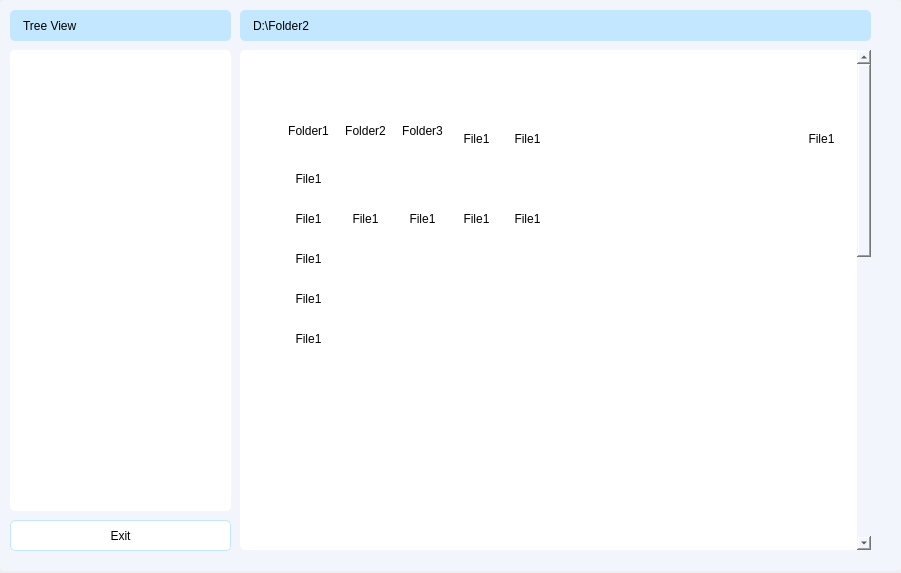
Qt form fileExplorer.ui (hdkhang6803/PC_Remote_Control) before a commit.
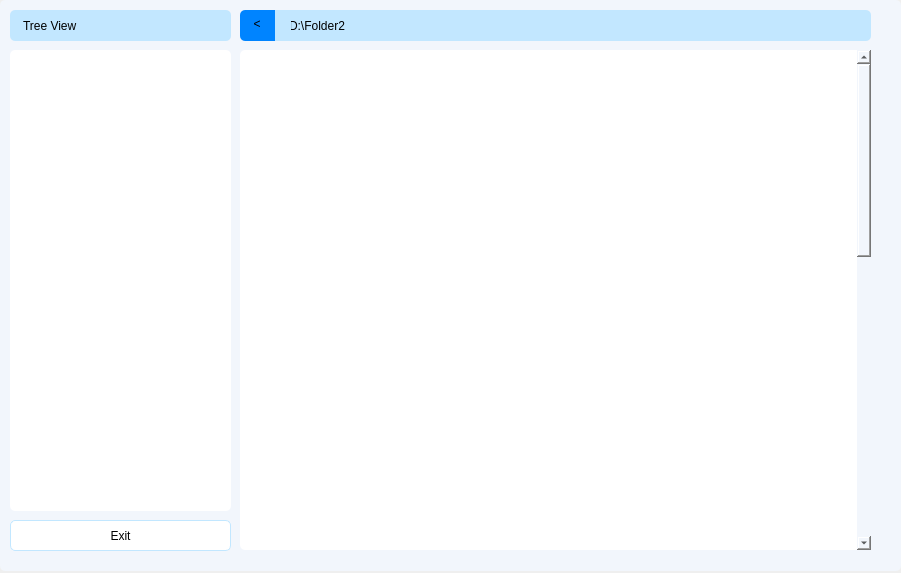
The same form after that commit. Icons and pictures are not drawn.

```diff
--- a/fileExplorer.ui
+++ b/fileExplorer.ui
@@ -66,9 +66,9 @@
    <widget class="QLabel" name="Path">
     <property name="geometry">
      <rect>
-      <x>240</x>
+      <x>280</x>
       <y>10</y>
-      <width>631</width>
+      <width>591</width>
       <height>31</height>
      </rect>
     </property>
@@ -76,7 +76,7 @@
      <string notr="true">background-color: rgb(194, 231, 255);
 border: 1px #000000;
 border-radius: 5px;
-padding-left: 10px;
+padding-left: 6px;
 font: 600 11pt &quot;UTM Avo&quot;;</string>
     </property>
     <property name="text">
@@ -195,22 +195,6 @@
                </property>
               </widget>
              </item>
-             <item>
-              <widget class="QLabel" name="Label_20">
-               <property name="maximumSize">
-                <size>
-                 <width>100</width>
-                 <height>50</height>
-                </size>
-               </property>
-               <property name="text">
-                <string>File1</string>
-               </property>
-               <property name="alignment">
-                <set>Qt::AlignCenter</set>
-               </property>
-              </widget>
-             </item>
             </layout>
            </item>
            <item row="2" column="0">
@@ -240,22 +224,6 @@
                </property>
               </widget>
              </item>
-             <item>
-              <widget class="QLabel" name="Label_4">
-               <property name="maximumSize">
-                <size>
-                 <width>100</width>
-                 <height>50</height>
-                </size>
-               </property>
-               <property name="text">
-                <string>File1</string>
-               </property>
-               <property name="alignment">
-                <set>Qt::AlignCenter</set>
-               </property>
-              </widget>
-             </item>
             </layout>
            </item>
            <item row="2" column="1">
@@ -285,22 +253,6 @@
                </property>
               </widget>
              </item>
-             <item>
-              <widget class="QLabel" name="Label_5">
-               <property name="maximumSize">
-                <size>
-                 <width>100</width>
-                 <height>50</height>
-                </size>
-               </property>
-               <property name="text">
-                <string>File1</string>
-               </property>
-               <property name="alignment">
-                <set>Qt::AlignCenter</set>
-               </property>
-              </widget>
-             </item>
             </layout>
            </item>
            <item row="2" column="3">
@@ -330,22 +282,6 @@
                </property>
               </widget>
              </item>
-             <item>
-              <widget class="QLabel" name="label">
-               <property name="maximumSize">
-                <size>
-                 <width>100</width>
-                 <height>50</height>
-                </size>
-               </property>
-               <property name="text">
-                <string>File1</string>
-               </property>
-               <property name="alignment">
-                <set>Qt::AlignCenter</set>
-               </property>
-              </widget>
-             </item>
             </layout>
            </item>
            <item row="0" column="4">
@@ -380,22 +316,6 @@
                </property>
               </widget>
              </item>
-             <item>
-              <widget class="QLabel" name="Label_2">
-               <property name="maximumSize">
-                <size>
-                 <width>100</width>
-                 <height>50</height>
-                </size>
-               </property>
-               <property name="text">
-                <string>File1</string>
-               </property>
-               <property name="alignment">
-                <set>Qt::AlignCenter</set>
-               </property>
-              </widget>
-             </item>
             </layout>
            </item>
            <item row="0" column="0">
@@ -433,22 +353,6 @@
                </property>
               </widget>
              </item>
-             <item>
-              <widget class="QLabel" name="Folder1_label">
-               <property name="maximumSize">
-                <size>
-                 <width>100</width>
-                 <height>50</height>
-                </size>
-               </property>
-               <property name="text">
-                <string>Folder1</string>
-               </property>
-               <property name="alignment">
-                <set>Qt::AlignCenter</set>
-               </property>
-              </widget>
-             </item>
             </layout>
            </item>
            <item row="3" column="0">
@@ -478,22 +382,6 @@
                </property>
               </widget>
              </item>
-             <item>
-              <widget class="QLabel" name="Label_22">
-               <property name="maximumSize">
-                <size>
-                 <width>100</width>
-                 <height>50</height>
-                </size>
-               </property>
-               <property name="text">
-                <string>File1</string>
-               </property>
-               <property name="alignment">
-                <set>Qt::AlignCenter</set>
-               </property>
-              </widget>
-             </item>
             </layout>
            </item>
            <item row="2" column="4">
@@ -523,22 +411,6 @@
                </property>
               </widget>
              </item>
-             <item>
-              <widget class="QLabel" name="Label_8">
-               <property name="maximumSize">
-                <size>
-                 <width>100</width>
-                 <height>50</height>
-                </size>
-               </property>
-               <property name="text">
-                <string>File1</string>
-               </property>
-               <property name="alignment">
-                <set>Qt::AlignCenter</set>
-               </property>
-              </widget>
-             </item>
             </layout>
            </item>
            <item row="0" column="2">
@@ -573,22 +445,6 @@
                </property>
               </widget>
              </item>
-             <item>
-              <widget class="QLabel" name="Folder3_label">
-               <property name="maximumSize">
-                <size>
-                 <width>100</width>
-                 <height>50</height>
-                </size>
-               </property>
-               <property name="text">
-                <string>Folder3</string>
-               </property>
-               <property name="alignment">
-                <set>Qt::AlignCenter</set>
-               </property>
-              </widget>
-             </item>
             </layout>
            </item>
            <item row="0" column="1">
@@ -623,22 +479,6 @@
                </property>
               </widget>
              </item>
-             <item>
-              <widget class="QLabel" name="Folder2_label">
-               <property name="maximumSize">
-                <size>
-                 <width>100</width>
-                 <height>50</height>
-                </size>
-               </property>
-               <property name="text">
-                <string>Folder2</string>
-               </property>
-               <property name="alignment">
-                <set>Qt::AlignCenter</set>
-               </property>
-              </widget>
-             </item>
             </layout>
            </item>
            <item row="0" column="6">
@@ -673,22 +513,6 @@
                </property>
               </widget>
              </item>
-             <item>
-              <widget class="QLabel" name="Label_19">
-               <property name="maximumSize">
-                <size>
-                 <width>100</width>
-                 <height>50</height>
-                </size>
-               </property>
-               <property name="text">
-                <string>File1</string>
-               </property>
-               <property name="alignment">
-                <set>Qt::AlignCenter</set>
-               </property>
-              </widget>
-             </item>
             </layout>
            </item>
            <item row="6" column="0">
@@ -731,22 +555,6 @@
                </property>
               </widget>
              </item>
-             <item>
-              <widget class="QLabel" name="Label_6">
-               <property name="maximumSize">
-                <size>
-                 <width>100</width>
-                 <height>50</height>
-                </size>
-               </property>
-               <property name="text">
-                <string>File1</string>
-               </property>
-               <property name="alignment">
-                <set>Qt::AlignCenter</set>
-               </property>
-              </widget>
-             </item>
             </layout>
            </item>
            <item row="5" column="0">
@@ -776,22 +584,6 @@
                </property>
               </widget>
              </item>
-             <item>
-              <widget class="QLabel" name="Label_21">
-               <property name="maximumSize">
-                <size>
-                 <width>100</width>
-                 <height>50</height>
-                </size>
-               </property>
-               <property name="text">
-                <string>File1</string>
-               </property>
-               <property name="alignment">
-                <set>Qt::AlignCenter</set>
-               </property>
-              </widget>
-             </item>
             </layout>
            </item>
            <item row="0" column="5">
@@ -839,22 +631,6 @@
                </property>
               </widget>
              </item>
-             <item>
-              <widget class="QLabel" name="File1_label">
-               <property name="maximumSize">
-                <size>
-                 <width>100</width>
-                 <height>50</height>
-                </size>
-               </property>
-               <property name="text">
-                <string>File1</string>
-               </property>
-               <property name="alignment">
-                <set>Qt::AlignCenter</set>
-               </property>
-              </widget>
-             </item>
             </layout>
            </item>
            <item row="1" column="0">
@@ -884,22 +660,6 @@
                </property>
               </widget>
              </item>
-             <item>
-              <widget class="QLabel" name="Label_23">
-               <property name="maximumSize">
-                <size>
-                 <width>100</width>
-                 <height>50</height>
-                </size>
-               </property>
-               <property name="text">
-                <string>File1</string>
-               </property>
-               <property name="alignment">
-                <set>Qt::AlignCenter</set>
-               </property>
-              </widget>
-             </item>
             </layout>
            </item>
           </layout>
@@ -930,11 +690,52 @@
      <string>Exit</string>
     </property>
    </widget>
+   <widget class="QPushButton" name="backButton">
+    <property name="geometry">
+     <rect>
+      <x>240</x>
+      <y>10</y>
+      <width>41</width>
+      <height>31</height>
+     </rect>
+    </property>
+    <property name="styleSheet">
+     <string notr="true">background-color: rgb(0, 132, 255);
+border: 1px #000000;
+border-radius: 5px;
+padding: 0 7px 4px 0px;
+font: 600 11pt &quot;UTM Avo&quot;;</string>
+    </property>
+    <property name="text">
+     <string>&lt;</string>
+    </property>
+   </widget>
+   <widget class="QLabel" name="Filler">
+    <property name="geometry">
+     <rect>
+      <x>275</x>
+      <y>10</y>
+      <width>16</width>
+      <height>31</height>
+     </rect>
+    </property>
+    <property name="styleSheet">
+     <string notr="true">background-color: rgb(194, 231, 255);
+border: 1px #000000;
+font: 600 11pt &quot;UTM Avo&quot;;
+border-radius: 0;</string>
+    </property>
+    <property name="text">
+     <string/>
+    </property>
+   </widget>
    <zorder>treeView</zorder>
    <zorder>TreeView</zorder>
    <zorder>scrollArea</zorder>
-   <zorder>Path</zorder>
    <zorder>exitButton</zorder>
+   <zorder>backButton</zorder>
+   <zorder>Path</zorder>
+   <zorder>Filler</zorder>
   </widget>
  </widget>
  <resources/>
```
